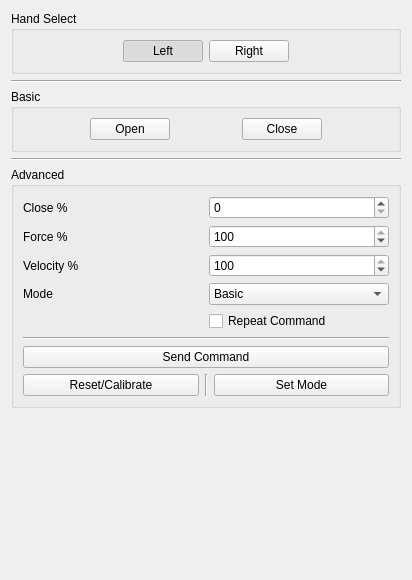
Qt form software/ddapp/src/app/ddHandControl.ui (openhumanoids/oh-distro) before a commit.
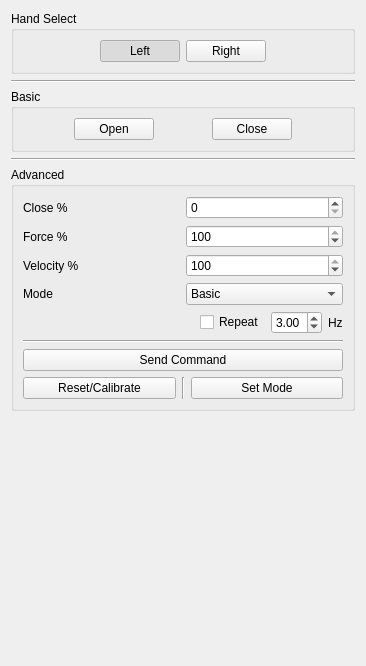
The same form after that commit.

Commit message: Updates to controllable re-close rate for gripper in ui

What changed in the file:
```diff
--- a/software/ddapp/src/app/ddHandControl.ui
+++ b/software/ddapp/src/app/ddHandControl.ui
@@ -6,8 +6,8 @@
    <rect>
     <x>0</x>
     <y>0</y>
-    <width>412</width>
-    <height>580</height>
+    <width>366</width>
+    <height>666</height>
    </rect>
   </property>
   <property name="windowTitle">
@@ -260,10 +260,50 @@
             </item>
            </widget>
           </item>
-          <item row="4" column="1">
+         </layout>
+        </item>
+        <item>
+         <layout class="QHBoxLayout" name="horizontalLayout_3">
+          <item>
+           <spacer name="horizontalSpacer_6">
+            <property name="orientation">
+             <enum>Qt::Horizontal</enum>
+            </property>
+            <property name="sizeHint" stdset="0">
+             <size>
+              <width>40</width>
+              <height>20</height>
+             </size>
+            </property>
+           </spacer>
+          </item>
+          <item>
            <widget class="QCheckBox" name="repeaterCheckBox">
             <property name="text">
-             <string>Repeat Command</string>
+             <string>Repeat</string>
+            </property>
+           </widget>
+          </item>
+          <item>
+           <widget class="QDoubleSpinBox" name="repeatRateSpinner">
+            <property name="minimum">
+             <double>0.050000000000000</double>
+            </property>
+            <property name="maximum">
+             <double>5.000000000000000</double>
+            </property>
+            <property name="singleStep">
+             <double>0.050000000000000</double>
+            </property>
+            <property name="value">
+             <double>3.000000000000000</double>
+            </property>
+           </widget>
+          </item>
+          <item>
+           <widget class="QLabel" name="label_5">
+            <property name="text">
+             <string>Hz</string>
             </property>
            </widget>
           </item>
```
The commit also changes 1 other file.
